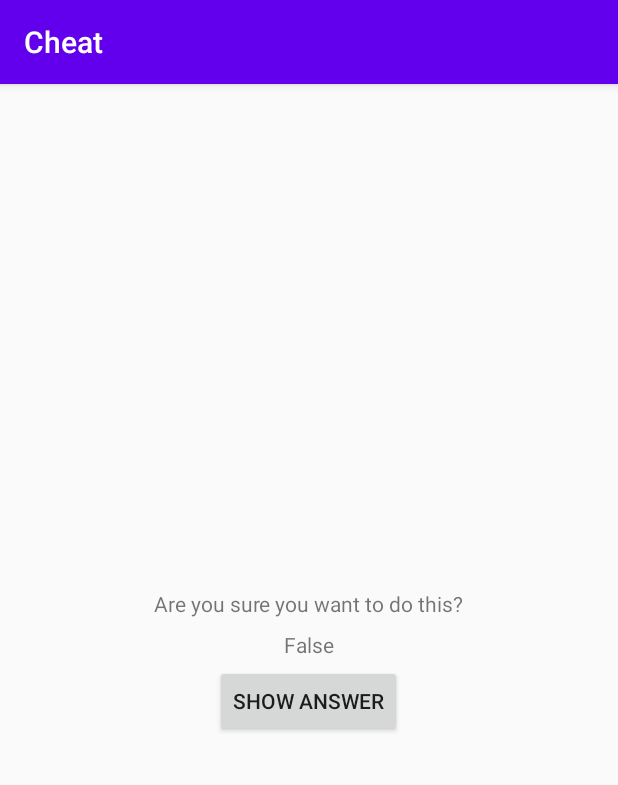
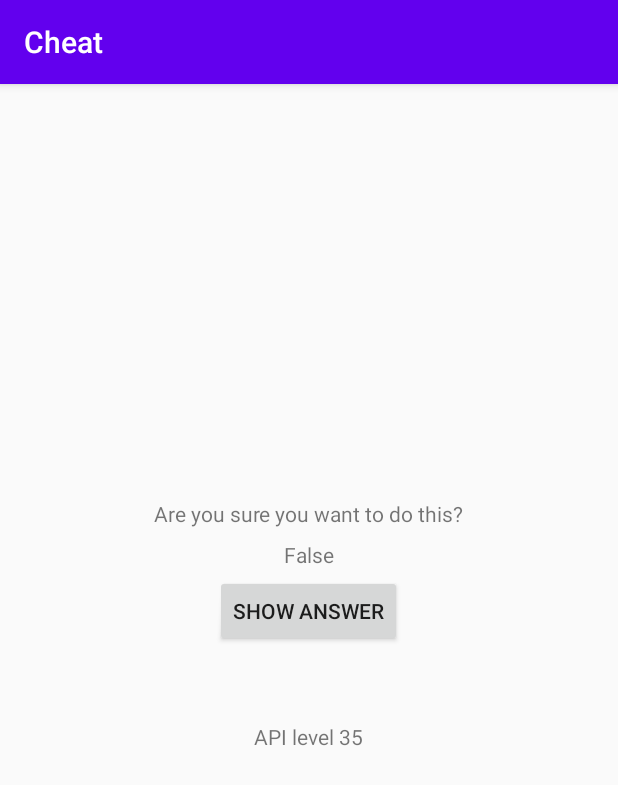
Before and after one commit to PeixotoL/GeoQuiz, an Android app: the CheatActivity screen opened directly, with no data from a screen before it, after a tap on "SHOW ANSWER", on a phone screen of 412 x 824 dp. Shown: the top 785 px of the screen. Run offline under Robolectric (Android 15) with nearby library versions, the phone set to English and light mode, and no system bars.

Commit message:
Chapter 6 - Final Challenge.

```diff
--- a/app/src/main/java/com/bignerdranch/android/geoquiz/CheatActivity.java
+++ b/app/src/main/java/com/bignerdranch/android/geoquiz/CheatActivity.java
@@ -1,7 +1,10 @@
 package com.bignerdranch.android.geoquiz;
 
+import android.animation.Animator;
+import android.animation.AnimatorListenerAdapter;
 import android.content.Context;
 import android.content.Intent;
+import android.os.Build;
 import android.os.Bundle;
 
 import com.google.android.material.floatingactionbutton.FloatingActionButton;
@@ -12,6 +15,7 @@ import androidx.appcompat.widget.Toolbar;
 
 import android.util.Log;
 import android.view.View;
+import android.view.ViewAnimationUtils;
 import android.widget.Button;
 import android.widget.TextView;
 
@@ -26,6 +30,7 @@ public class CheatActivity extends AppCompatActivity {
 
     private boolean mAnswerIsTrue;
     private TextView mAnswerTextView;
+    private TextView mApiLevel;
     private Button mShowAnswer;
     private boolean isAnswerShown = false;
 
@@ -47,8 +52,9 @@ public class CheatActivity extends AppCompatActivity {
         Log.d(TAG, "Cheat - onCreate(Bundle) Called");
         setContentView(R.layout.activity_cheat);
 
-        if(savedInstanceState != null){
-            isAnswerShown = savedInstanceState.getBoolean(KEY_ANSWER_SHOWN,false);
+        if (savedInstanceState != null) {
+            isAnswerShown = savedInstanceState.getBoolean(KEY_ANSWER_SHOWN,
+                    false);
             setAnswerShownResult(isAnswerShown);
         } else {
             mAnswerIsTrue = getIntent().getBooleanExtra(EXTRA_ANSWER_IS_TRUE,
@@ -66,8 +72,37 @@ public class CheatActivity extends AppCompatActivity {
                     }
                     isAnswerShown = true;
                     setAnswerShownResult(true);
+                    Log.d(TAG, "API level " + Build.VERSION.SDK_INT);
+                    //Checking the device's build version first
+                    if (Build.VERSION.SDK_INT >= Build.VERSION_CODES.LOLLIPOP) {
+                        //Creating animation that replace the button as the
+                        // animation occurs, being replaced with the answer when
+                        // it ends
+                        int cx = mShowAnswer.getWidth() / 2;
+                        int cy = mShowAnswer.getHeight() / 2;
+                        float radius = mShowAnswer.getWidth();
+                        Animator anim =
+                                ViewAnimationUtils.createCircularReveal(mShowAnswer,
+                                        cx, cy, radius, 0);
+                        anim.addListener(new AnimatorListenerAdapter() {
+                            @Override
+                            public void onAnimationEnd(Animator animation) {
+                                super.onAnimationEnd(animation);
+                                mAnswerTextView.setVisibility(View.VISIBLE);
+                                mShowAnswer.setVisibility(View.INVISIBLE);
+                            }
+                        });
+                        anim.start();
+                    } else {
+                        mAnswerTextView.setVisibility(View.VISIBLE);
+                        mShowAnswer.setVisibility(View.INVISIBLE);
+                    }
                 }
             });
+            mApiLevel = (TextView) findViewById(R.id.api_level);
+            CharSequence apiLevel =
+                    mApiLevel.getText() + " " + Build.VERSION.SDK_INT;
+            mApiLevel.setText(apiLevel.toString());
         }
     }
 
@@ -82,6 +117,6 @@ public class CheatActivity extends AppCompatActivity {
     public void onSaveInstanceState(Bundle savedInstanceState) {
         super.onSaveInstanceState(savedInstanceState);
         Log.d(TAG, "onSaveInstanceState");
-        savedInstanceState.putBoolean(KEY_ANSWER_SHOWN,isAnswerShown);
+        savedInstanceState.putBoolean(KEY_ANSWER_SHOWN, isAnswerShown);
     }
 }
--- a/app/src/main/res/layout/activity_cheat.xml
+++ b/app/src/main/res/layout/activity_cheat.xml
@@ -26,6 +26,12 @@
             android:layout_width="wrap_content"
             android:layout_height="wrap_content"
             android:text="@string/show_answer_button"/>
+        <TextView
+            android:id="@+id/api_level"
+            android:layout_width="wrap_content"
+            android:layout_height="wrap_content"
+            android:padding="50dp"
+            android:text="API level"/>
     </LinearLayout>
 
 </androidx.constraintlayout.widget.ConstraintLayout>
--- a/app/src/main/res/values/strings.xml
+++ b/app/src/main/res/values/strings.xml
@@ -19,6 +19,7 @@
     <string name="cheat_button">Cheat!</string>
     <string name="judgment_toast">Cheating is wrong. Shame on YOU!!!</string>
     <string name="title_activity_cheat">Cheat</string>
+    <string name="api_level">API level</string>
     <!-- Strings used for fragments for navigation -->
     <string name="first_fragment_label">First Fragment</string>
     <string name="second_fragment_label">Second Fragment</string>
```
